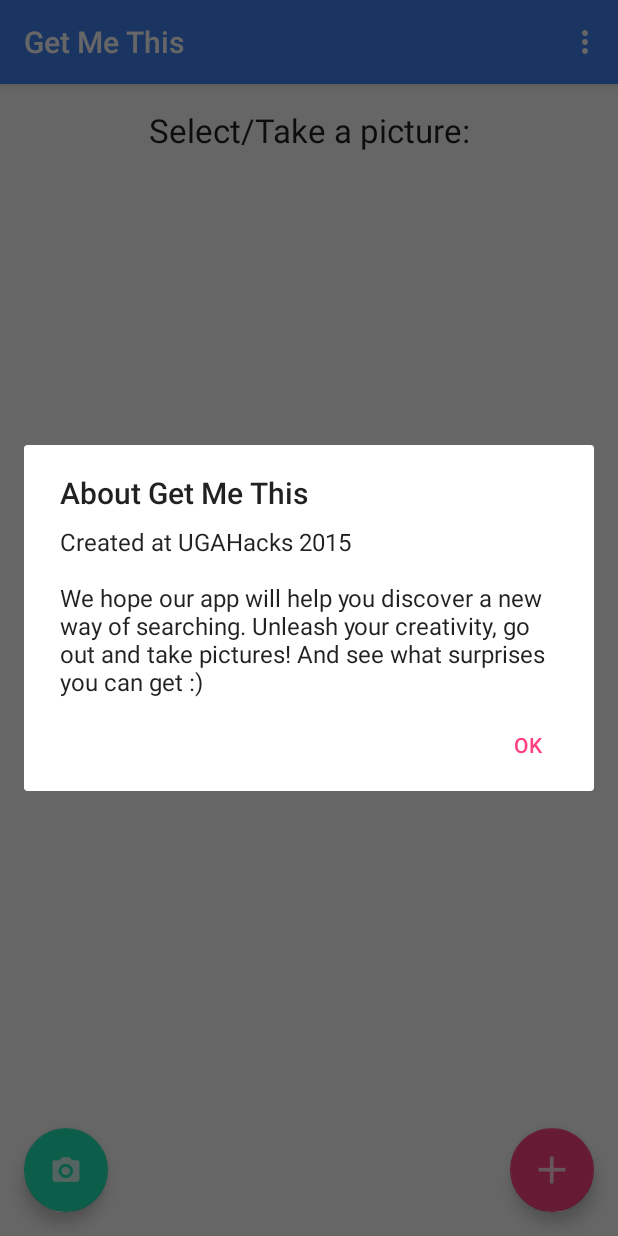
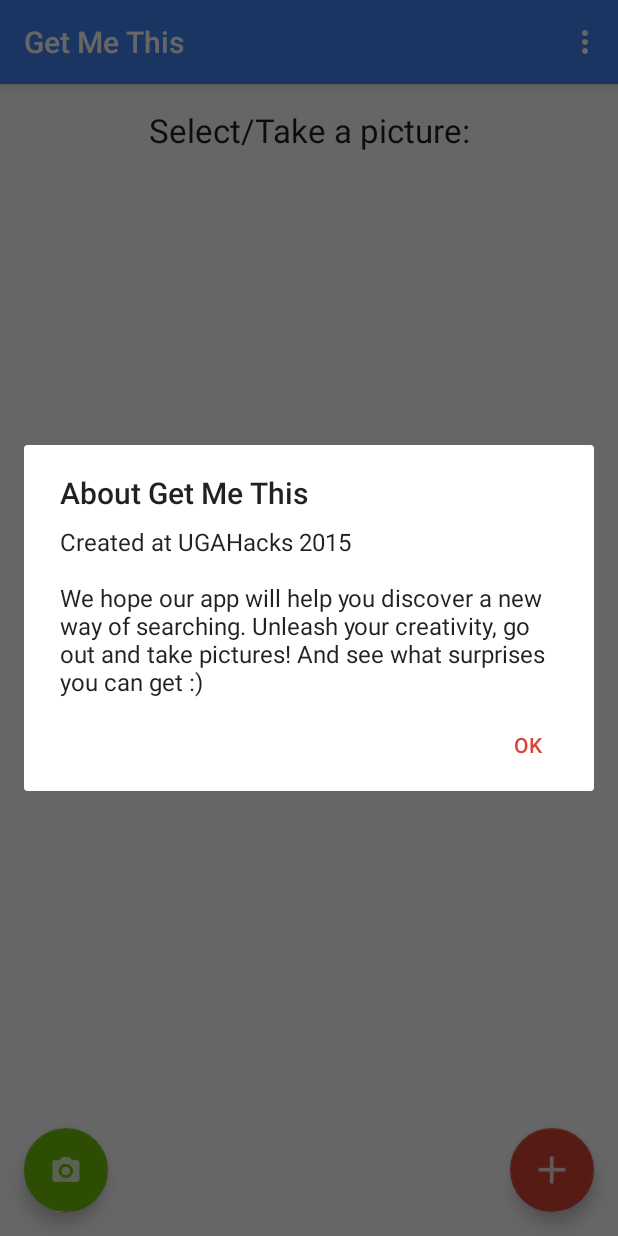
Before and after one commit to jiangshen/GetMeThis, an Android app: the screen it shows after launch (GetMeThisMain), in the options menu, after a tap on "About", on a phone screen of 412 x 824 dp. Run offline under Robolectric (Android 15) with nearby library versions, the phone set to English and light mode, and no system bars; libraries missing offline, so code that uses them is left out: com.clarifai.api.

Commit message:
design and color changes

```diff
--- a/app/src/main/java/com/example/jiangshen/getmethis/GetMeThisMain.java
+++ b/app/src/main/java/com/example/jiangshen/getmethis/GetMeThisMain.java
@@ -98,7 +98,7 @@ public class GetMeThisMain extends AppCompatActivity {
         });
 
         fabCamera = (FloatingActionButton) findViewById(R.id.fab_camera);
-        fabCamera.setBackgroundTintList(ColorStateList.valueOf(Color.parseColor("#1DE9B6")));
+        fabCamera.setBackgroundTintList(ColorStateList.valueOf(Color.parseColor("#70c209")));
         fabCamera.setOnClickListener(new View.OnClickListener() {
             @Override
             public void onClick(View view) {
--- a/app/src/main/res/values-v21/styles.xml
+++ b/app/src/main/res/values-v21/styles.xml
@@ -3,7 +3,7 @@
         <item name="windowActionBar">false</item>
         <item name="windowNoTitle">true</item>
         <item name="android:windowDrawsSystemBarBackgrounds">true</item>
-        <item name="android:statusBarColor">@android:color/transparent</item>
-        <item name="android:navigationBarColor">#3367d6</item>
+        <!--<item name="android:statusBarColor">@android:color/transparent</item>-->
+        <!--<item name="android:navigationBarColor">#3367d6</item>-->
     </style>
 </resources>
--- a/app/src/main/res/values/colors.xml
+++ b/app/src/main/res/values/colors.xml
@@ -1,6 +1,6 @@
 <?xml version="1.0" encoding="utf-8"?>
 <resources>
-    <color name="colorPrimary">#3F51B5</color>
-    <color name="colorPrimaryDark">#303F9F</color>
-    <color name="colorAccent">#FF4081</color>
+    <color name="colorPrimary">#4285f4</color>
+    <color name="colorPrimaryDark">#3367d6</color>
+    <color name="colorAccent">#db4437</color>
 </resources>
--- a/app/src/main/res/values/styles.xml
+++ b/app/src/main/res/values/styles.xml
@@ -1,10 +1,10 @@
-<resources>
+ <resources>
 
     <!-- Base application theme. -->
     <style name="AppTheme" parent="Theme.AppCompat.Light.DarkActionBar">
         <!-- Customize your theme here. -->
-        <item name="colorPrimary">#4285f4</item>
-        <item name="colorPrimaryDark">#3367d6</item>
+        <item name="colorPrimary">@color/colorPrimary</item>
+        <item name="colorPrimaryDark">@color/colorPrimaryDark</item>
         <item name="colorAccent">@color/colorAccent</item>
     </style>
     <style name="AppTheme.NoActionBar">
```
Also changed, not shown: app/src/main/AndroidManifest.xml (+7 -7 lines), app/src/main/res/layout/activity_maps.xml (+9 -5 lines).
